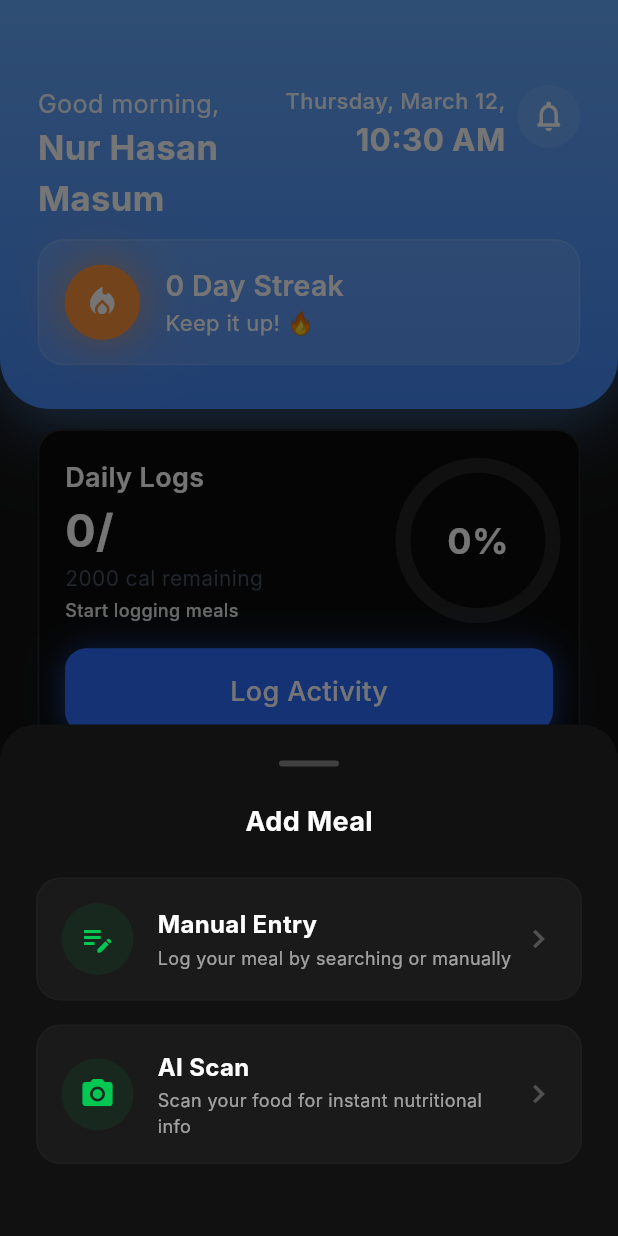
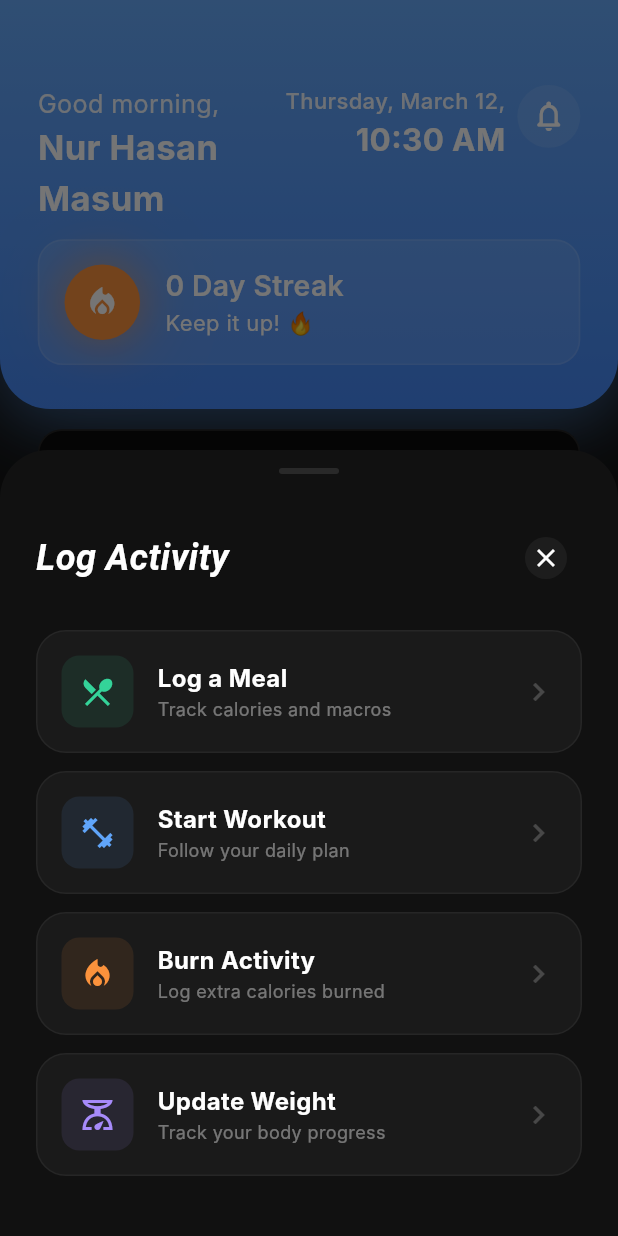
Before and after one commit to masumhasan/ramsai, a Flutter app: the HomeScreen screen opened directly, after a tap on "Log Activity", on a phone screen of 412 x 824 dp. Run offline on Flutter 3.47's test engine with Material 3 defaults, Android fonts, the phone set to English and light mode, and no system bars; our stand-ins replace flutter_svg; Roboto replaces fonts that are missing (Inter, Playfair Display).

Commit message:
added burn

```diff
--- a/lib/features/home/widgets/calorie_overview_card.dart
+++ b/lib/features/home/widgets/calorie_overview_card.dart
@@ -5,7 +5,7 @@ import '../../../core/theme/app_colors.dart';
 import '../../../core/theme/app_text_styles.dart';
 import '../../../widgets/buttons/primary_glow_button.dart';
 import '../../../widgets/cards/app_surface_card.dart';
-import '../../nutrition/widgets/meal_logging_options.dart';
+import 'log_activity_options.dart';
 
 class CalorieOverviewCard extends StatelessWidget {
   const CalorieOverviewCard({
@@ -81,7 +81,7 @@ class CalorieOverviewCard extends StatelessWidget {
           PrimaryGlowButton(
             label: 'Log Activity',
             height: 56,
-            onPressed: () => MealLoggingOptions.showAddOptions(context),
+            onPressed: () => LogActivityOptions.show(context),
           ),
           const SizedBox(height: 10),
         ],
--- /dev/null
+++ b/lib/features/home/widgets/log_activity_options.dart
@@ -0,0 +1,180 @@
+import 'package:flutter/material.dart';
+import '../../nutrition/widgets/meal_logging_options.dart';
+import '../../main/controllers/navigation_controller.dart';
+import 'burn_log_popup.dart';
+
+class LogActivityOptions extends StatelessWidget {
+  const LogActivityOptions({super.key});
+
+  static void show(BuildContext context) {
+    showModalBottomSheet(
+      context: context,
+      backgroundColor: Colors.transparent,
+      isScrollControlled: true,
+      builder: (context) => const LogActivityOptions(),
+    );
+  }
+
+  @override
+  Widget build(BuildContext context) {
+    return Container(
+      decoration: const BoxDecoration(
+        color: Color(0xFF111111),
+        borderRadius: BorderRadius.only(
+          topLeft: Radius.circular(32),
+          topRight: Radius.circular(32),
+        ),
+      ),
+      padding: const EdgeInsets.fromLTRB(24, 12, 24, 40),
+      child: Column(
+        mainAxisSize: MainAxisSize.min,
+        children: [
+          Container(
+            width: 40,
+            height: 4,
+            decoration: BoxDecoration(
+              color: Colors.white.withOpacity(0.1),
+              borderRadius: BorderRadius.circular(2),
+            ),
+          ),
+          const SizedBox(height: 32),
+          Row(
+            mainAxisAlignment: MainAxisAlignment.spaceBetween,
+            children: [
+              const Text(
+                'Log Activity',
+                style: TextStyle(
+                  color: Colors.white,
+                  fontSize: 24,
+                  fontWeight: FontWeight.bold,
+                  fontStyle: FontStyle.italic,
+                  fontFamily: 'Playfair Display', // Using an elegant font as per UI
+                ),
+              ),
+              IconButton(
+                onPressed: () => Navigator.pop(context),
+                icon: Container(
+                  padding: const EdgeInsets.all(4),
+                  decoration: BoxDecoration(
+                    color: Colors.white.withOpacity(0.05),
+                    shape: BoxShape.circle,
+                  ),
+                  child: const Icon(Icons.close, color: Colors.white, size: 20),
+                ),
+              ),
+            ],
+          ),
+          const SizedBox(height: 24),
+          _buildOption(
+            context,
+            icon: Icons.restaurant_menu,
+            iconColor: const Color(0xFF34D399),
+            title: 'Log a Meal',
+            subtitle: 'Track calories and macros',
+            onTap: () {
+              Navigator.pop(context);
+              MealLoggingOptions.showAddOptions(context);
+            },
+          ),
+          const SizedBox(height: 12),
+          _buildOption(
+            context,
+            icon: Icons.fitness_center,
+            iconColor: const Color(0xFF60A5FA),
+            title: 'Start Workout',
+            subtitle: 'Follow your daily plan',
+            onTap: () {
+              Navigator.pop(context);
+              NavigationController().setIndex(1); // Workout tab
+            },
+          ),
+          const SizedBox(height: 12),
+          _buildOption(
+            context,
+            icon: Icons.local_fire_department,
+            iconColor: const Color(0xFFFB923C),
+            title: 'Burn Activity',
+            subtitle: 'Log extra calories burned',
+            onTap: () {
+              Navigator.pop(context);
+              BurnLogPopup.show(context);
+            },
+          ),
+          const SizedBox(height: 12),
+          _buildOption(
+            context,
+            icon: Icons.scale_outlined,
+            iconColor: const Color(0xFFA78BFA),
+            title: 'Update Weight',
+            subtitle: 'Track your body progress',
+            onTap: () {
+              Navigator.pop(context);
+              NavigationController().setIndex(4); // Profile tab
+            },
+          ),
+        ],
+      ),
+    );
+  }
+
+  Widget _buildOption(
+    BuildContext context, {
+    required IconData icon,
+    required Color iconColor,
+    required String title,
+    required String subtitle,
+    required VoidCallback onTap,
+  }) {
+    return InkWell(
+      onTap: onTap,
+      borderRadius: BorderRadius.circular(20),
+      child: Container(
+        padding: const EdgeInsets.all(16),
+        decoration: BoxDecoration(
+          color: const Color(0xFF1A1A1A),
+          borderRadius: BorderRadius.circular(20),
+          border: Border.all(color: Colors.white.withOpacity(0.05)),
+        ),
+        child: Row(
+          children: [
+            Container(
+              padding: const EdgeInsets.all(12),
+              decoration: BoxDecoration(
+                color: iconColor.withOpacity(0.1),
+                borderRadius: BorderRadius.circular(12),
+              ),
+              child: Icon(icon, color: iconColor, size: 24),
+            ),
+            const SizedBox(width: 16),
+            Expanded(
+              child: Column(
+                crossAxisAlignment: CrossAxisAlignment.start,
+                children: [
+                  Text(
+                    title,
+                    style: const TextStyle(
+                      color: Colors.white,
+                      fontSize: 16,
+                      fontWeight: FontWeight.bold,
+                    ),
+                  ),
+                  Text(
+                    subtitle,
+                    style: TextStyle(
+                      color: Colors.white.withOpacity(0.4),
+                      fontSize: 12,
+                    ),
+                  ),
+                ],
+              ),
+            ),
+            Icon(
+              Icons.chevron_right,
+              color: Colors.white.withOpacity(0.2),
+            ),
+          ],
+        ),
+      ),
+    );
+  }
+}
--- /dev/null
+++ b/lib/features/main/controllers/navigation_controller.dart
@@ -0,0 +1,15 @@
+import 'package:flutter/material.dart';
+
+class NavigationController extends ChangeNotifier {
+  static final NavigationController _instance = NavigationController._internal();
+  factory NavigationController() => _instance;
+  NavigationController._internal();
+
+  int _currentIndex = 0;
+  int get currentIndex => _currentIndex;
+
+  void setIndex(int index) {
+    _currentIndex = index;
+    notifyListeners();
+  }
+}
```
Also changed, not shown: lib/features/home/screens/burn_history_screen.dart (added, +257 -0 lines), lib/features/home/widgets/burn_log_popup.dart (added, +192 -0 lines), lib/features/main/screens/main_shell_screen.dart (+22 -4 lines).
